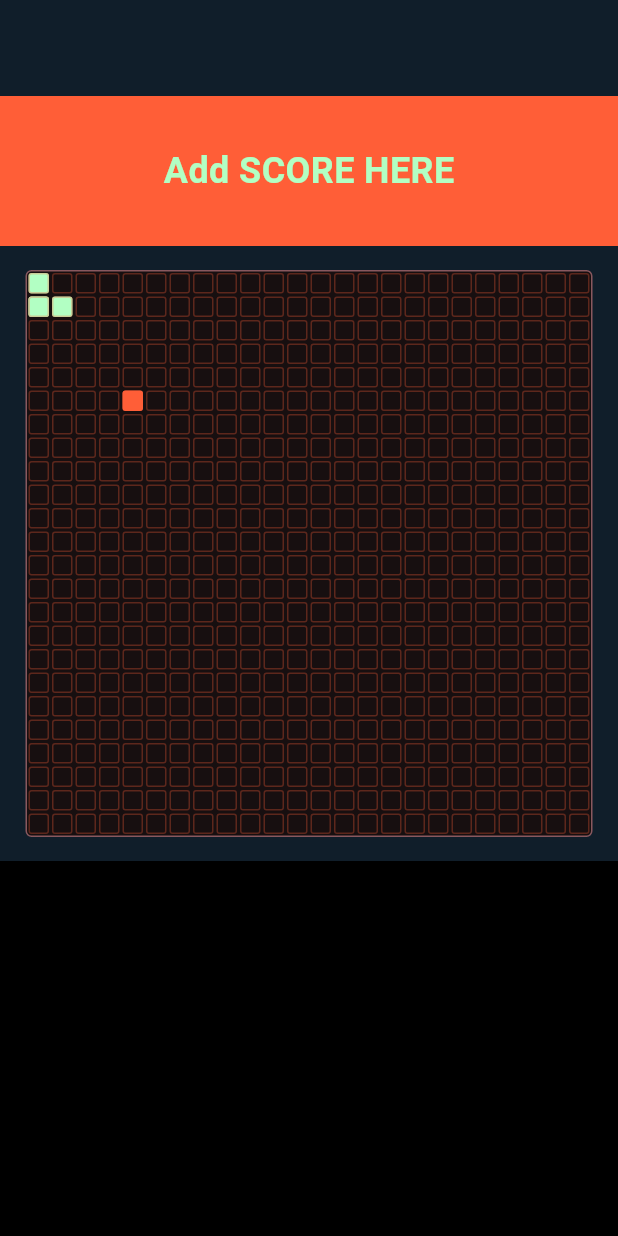
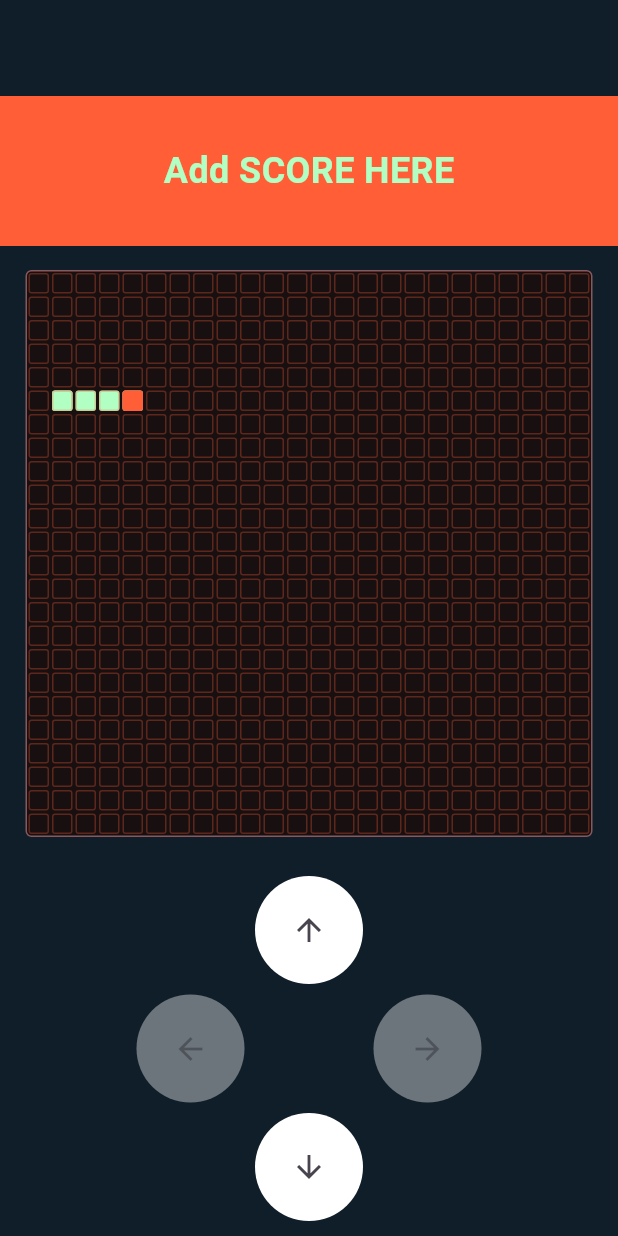
Before and after one commit to art1-si/snake, a Flutter app: the screen it shows after launch, after a tap on "START GAME", after a tap on the "arrow forward" icon, on a phone screen of 412 x 824 dp. Run offline on Flutter 3.47's test engine with Material 3 defaults, Android fonts, the phone set to English and light mode, and no system bars; our stand-ins replace bloc, go_router.

Commit message:
code cleanup

```diff
--- a/lib/presentation/screens/snake_game/game_engine/controller/direction_controller.dart
+++ b/lib/presentation/screens/snake_game/game_engine/controller/direction_controller.dart
@@ -1,5 +1,5 @@
 import 'package:flutter/material.dart';
-import 'package:snake/presentation/screens/snake_game/widgets/game_controller/direction_controls.dart';
+import 'package:snake/presentation/screens/snake_game/widgets/direction_controls/direction_control_cluster.dart';
 
 class DirectionController {
   DirectionController();
--- a/lib/presentation/screens/snake_game/game_engine/models/pixel.dart
+++ b/lib/presentation/screens/snake_game/game_engine/models/pixel.dart
@@ -1,6 +1,6 @@
 import 'dart:ui';
 
-import 'package:snake/presentation/screens/snake_game/widgets/game_controller/direction_controls.dart';
+import 'package:snake/presentation/screens/snake_game/widgets/direction_controls/direction_control_cluster.dart';
 
 class Pixel {
   Pixel({required this.offset, required this.color});
--- a/lib/presentation/screens/snake_game/game_engine/models/sprite.dart
+++ b/lib/presentation/screens/snake_game/game_engine/models/sprite.dart
@@ -2,29 +2,30 @@ import 'package:collection/collection.dart';
 import 'package:flutter/material.dart';
 import 'package:snake/presentation/screens/snake_game/game_engine/models/movement_behaviour.dart';
 import 'package:snake/presentation/screens/snake_game/game_engine/models/pixel.dart';
-import 'package:snake/presentation/screens/snake_game/widgets/game_controller/direction_controls.dart';
+import 'package:snake/presentation/screens/snake_game/widgets/direction_controls/direction_control_cluster.dart';
 
 sealed class Sprite {
-  const Sprite({
+  Sprite({
     required List<Pixel> pixels,
-  }) : _pixels = pixels;
+  }) : pixelsNotifier = ValueNotifier(pixels);
 
-  final List<Pixel> _pixels;
+  final ValueNotifier<List<Pixel>> pixelsNotifier;
 
-  List<Pixel> get pixels => _pixels;
+  List<Pixel> get pixels => pixelsNotifier.value;
+
+  void respawn({
+    required List<Pixel> unavailablePixelOffsets,
+  }) {
+    throw UnimplementedError();
+  }
 }
 
 class UnmovableSprite extends Sprite {
-  const UnmovableSprite({required super.pixels});
+  UnmovableSprite({required super.pixels});
 }
 
 sealed class MovableSprite extends Sprite {
-  MovableSprite({required super.pixels, required this.movementBehaviour}) : pixelsNotifier = ValueNotifier(pixels);
-
-  final ValueNotifier<List<Pixel>> pixelsNotifier;
-
-  @override
-  List<Pixel> get pixels => pixelsNotifier.value;
+  MovableSprite({required super.pixels, required this.movementBehaviour});
 
   final MovementBehaviour movementBehaviour;
 
--- a/lib/presentation/screens/snake_game/game_engine/view/game_canvas.dart
+++ b/lib/presentation/screens/snake_game/game_engine/view/game_canvas.dart
@@ -34,32 +34,13 @@ class GameCanvas extends StatelessWidget {
             final canvasSize =
                 constraints.maxWidth > constraints.maxHeight ? constraints.maxHeight : constraints.maxWidth;
             final pixelSize = canvasSize / pixelDensity.pixelDensity;
-            final movableSprites = sprite.whereType<MovableSprite>();
-            final unmovableSprites = sprite.whereType<UnmovableSprite>();
             return Stack(
               children: [
                 CanvasGrid(
                   gridSize: pixelDensity.pixelDensity,
                   pixelSize: pixelSize,
                 ),
-
-                // Unmovable sprites
-                ...unmovableSprites.map((s) {
-                  return s.pixels.map((p) {
-                    return Positioned(
-                      left: p.offset.x * pixelSize,
-                      top: p.offset.y * pixelSize,
-                      child: PixelTile(
-                        size: pixelSize,
-                        litWithColor: p.color,
-                      ),
-                    );
-                  });
-                }).expand((element) => element),
-
-                // Movable sprites
-
-                ...movableSprites.map((s) {
+                ...sprite.map((s) {
                   return SizedBox(
                     width: canvasSize,
                     height: canvasSize,
--- a/lib/presentation/screens/snake_game/game_engine/view/game_widget.dart
+++ b/lib/presentation/screens/snake_game/game_engine/view/game_widget.dart
@@ -36,7 +36,7 @@ class _GameWidgetState extends State<GameWidget> {
   @override
   void initState() {
     super.initState();
-    _timer = Timer.periodic(const Duration(seconds: 1), (_) {
+    _timer = Timer.periodic(const Duration(milliseconds: 250), (_) {
       onTick();
     });
   }
--- a/lib/presentation/screens/snake_game/snake_game_screen.dart
+++ b/lib/presentation/screens/snake_game/snake_game_screen.dart
@@ -1,8 +1,8 @@
 import 'package:flutter/material.dart';
 import 'package:snake/presentation/screens/snake_game/difficulty_level/bloc/difficulty_level_selector_bloc.dart';
 import 'package:snake/presentation/screens/snake_game/game_engine/controller/direction_controller.dart';
-import 'package:snake/presentation/screens/snake_game/widgets/game_controller/direction_controls.dart';
-import 'package:snake/presentation/screens/snake_game/widgets/game_display/game_display.dart';
+import 'package:snake/presentation/screens/snake_game/widgets/direction_controls/direction_control_cluster.dart';
+import 'package:snake/presentation/screens/snake_game/widgets/game_display/snake_game.dart';
 import 'package:snake/presentation/theme/app_colors.dart';
 import 'package:snake/presentation/theme/styled_text.dart';
 
@@ -38,7 +38,7 @@ class _SneakGameScreenState extends State<SneakGameScreen> {
               ),
             ),
           ),
-          DirectionControls(
+          DirectionControlCluster(
             directionController: directionController,
           ),
         ],
--- a/lib/presentation/screens/snake_game/widgets/game_controller/direction_controls.dart
+++ b/lib/presentation/screens/snake_game/widgets/direction_controls/direction_control_cluster.dart
@@ -11,16 +11,15 @@ enum Direction {
   bool get isHorizontal => this == Direction.left || this == Direction.right;
 }
 
-class DirectionControls extends StatelessWidget {
-  const DirectionControls({super.key, required this.directionController});
+class DirectionControlCluster extends StatelessWidget {
+  const DirectionControlCluster({super.key, required this.directionController});
 
   final DirectionController directionController;
 
   @override
   Widget build(BuildContext context) {
-    return Container(
+    return SizedBox(
       height: 250,
-      color: Colors.black,
       child: Center(
         child: SizedBox.square(
           dimension: 250,
@@ -97,6 +96,11 @@ class DirectionControlButton extends StatelessWidget {
   @override
   Widget build(BuildContext context) {
     return IconButton(
+      style: ButtonStyle(
+        backgroundColor: MaterialStateProperty.all(disabled ? Colors.white38 : Colors.white),
+        padding: MaterialStateProperty.all(const EdgeInsets.all(24)),
+        shape: MaterialStateProperty.all(const CircleBorder()),
+      ),
       onPressed: disabled ? null : onPressed,
       icon: Icon(
         switch (direction) {
@@ -105,7 +109,6 @@ class DirectionControlButton extends StatelessWidget {
           Direction.left => Icons.arrow_back,
           Direction.right => Icons.arrow_forward,
         },
-        color: Colors.black,
       ),
     );
   }
--- a/lib/presentation/screens/snake_game/widgets/game_display/models/apple_sprite.dart
+++ b/lib/presentation/screens/snake_game/widgets/game_display/models/apple_sprite.dart
@@ -6,15 +6,21 @@ import 'package:snake/presentation/screens/snake_game/game_engine/models/sprite.
 import 'package:snake/presentation/theme/app_colors.dart';
 
 class AppleSprite extends UnmovableSprite {
-  const AppleSprite({required super.pixels});
+  AppleSprite({required super.pixels, required this.pixelDensity});
 
-  factory AppleSprite.random({required CanvasPixelDensity pixelDensity}) {
+  final CanvasPixelDensity pixelDensity;
+
+  factory AppleSprite.random({
+    required CanvasPixelDensity pixelDensity,
+    required List<Pixel> unavailablePixelOffsets,
+  }) {
     final density = pixelDensity.pixelDensity;
     final random = Random();
     final randomX = random.nextInt(density);
     final randomY = random.nextInt(density);
 
     return AppleSprite(
+      pixelDensity: pixelDensity,
       pixels: [
         Pixel(
           offset: PixelOffset(x: randomX, y: randomY),
@@ -23,4 +29,20 @@ class AppleSprite extends UnmovableSprite {
       ],
     );
   }
+  @override
+  void respawn({
+    required List<Pixel> unavailablePixelOffsets,
+  }) {
+    final density = pixelDensity.pixelDensity;
+    final random = Random();
+    final randomX = random.nextInt(density);
+    final randomY = random.nextInt(density);
+
+    pixelsNotifier.value = [
+      Pixel(
+        offset: PixelOffset(x: randomX, y: randomY),
+        color: AppColors.primary,
+      ),
+    ];
+  }
 }
--- a/lib/presentation/screens/snake_game/widgets/game_display/models/snake_sprite.dart
+++ b/lib/presentation/screens/snake_game/widgets/game_display/models/snake_sprite.dart
@@ -17,4 +17,11 @@ class SnakeSprite extends OnTickMovableSprite {
       ),
     );
   }
+
+  void grow() {
+    final state = pixelsNotifier.value;
+    final lastPixel = state.last;
+    final newPixel = lastPixel.copyWith();
+    pixelsNotifier.value = [...state, newPixel];
+  }
 }
--- a/lib/presentation/screens/snake_game/widgets/game_display/game_display.dart
+++ b/lib/presentation/screens/snake_game/widgets/game_display/snake_game.dart
@@ -15,10 +15,11 @@ class SnakeGame extends GameWidget {
 
   @override
   void onCollisionWithOtherSprite(Sprite sprite1, Sprite sprite2) {
-    if (sprite1 == sprite2) {
-      //TODO(Artur):handle collision on itself
-      return;
+    if (sprite1 is SnakeSprite && sprite2 is AppleSprite) {
+      sprite1.grow();
+      sprite2.respawn(unavailablePixelOffsets: sprite1.pixels);
     }
+    return;
   }
 
   @override
@@ -33,9 +34,10 @@ class SnakeGame extends GameWidget {
 
   @override
   List<Sprite> spriteBuilder() {
+    final snakeSprite = SnakeSprite.fromLength(4);
     return [
-      SnakeSprite.fromLength(4),
-      AppleSprite.random(pixelDensity: pixelDensity),
+      snakeSprite,
+      AppleSprite.random(pixelDensity: pixelDensity, unavailablePixelOffsets: snakeSprite.pixels),
     ];
   }
 }
```
